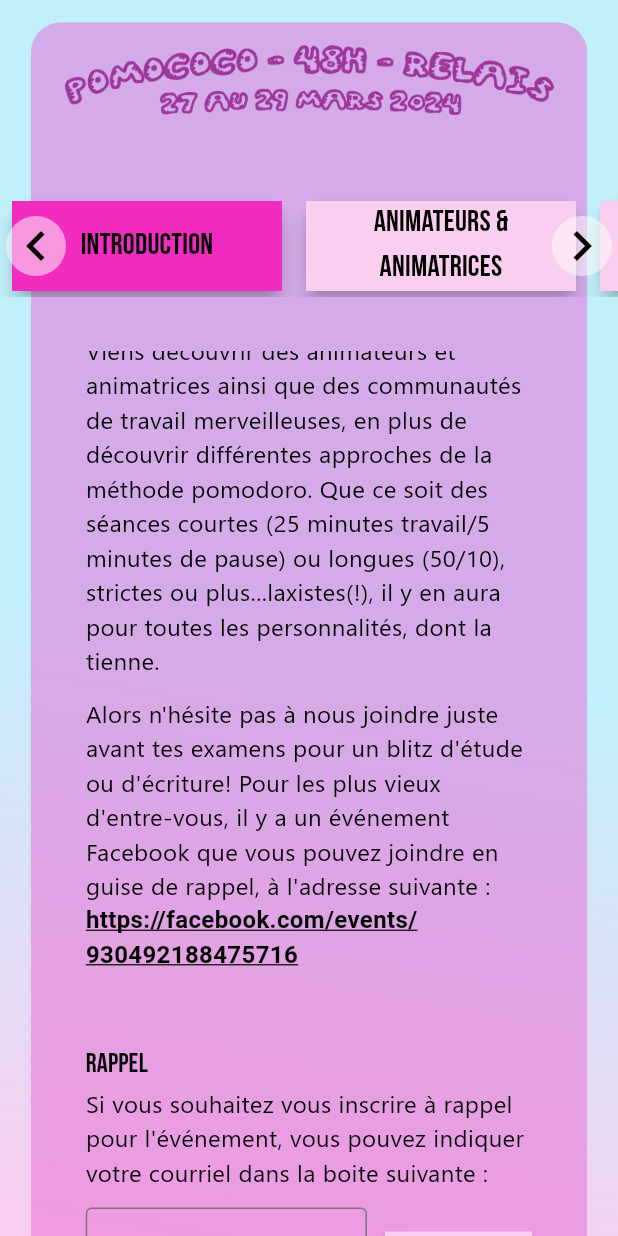
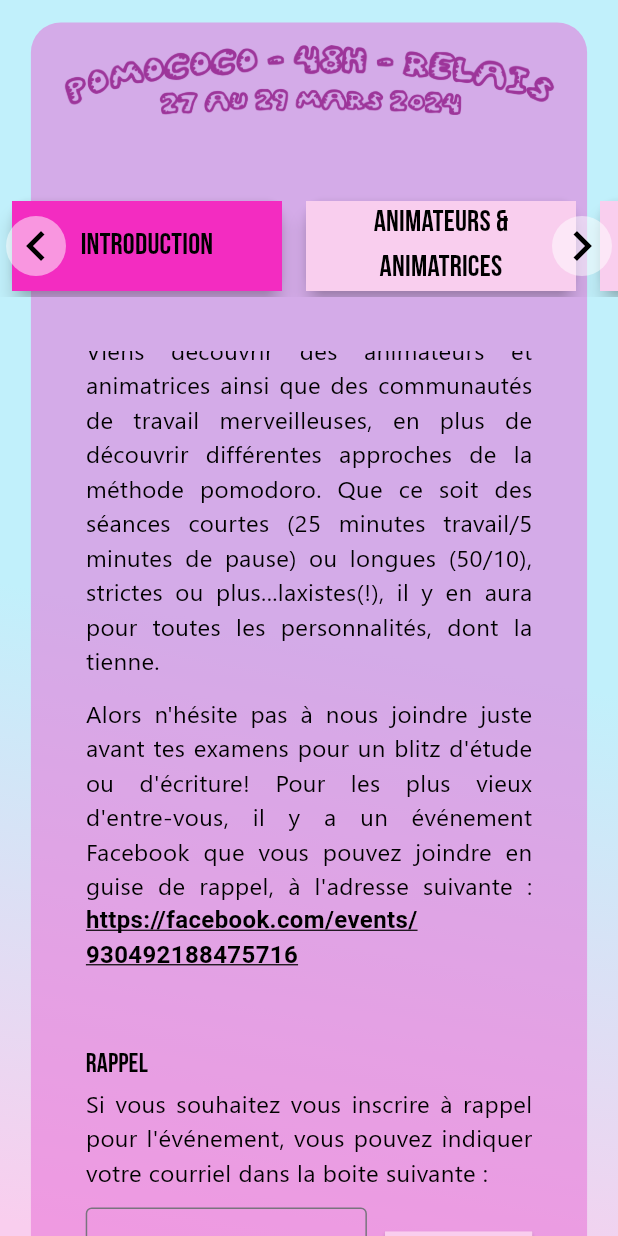
Before and after one commit to pariterre/pomo_coco_website, a Flutter app: the screen it shows after launch, scrolled down 576 dp, on a phone screen of 412 x 824 dp. Run offline on Flutter 3.47's test engine with Material 3 defaults, Android fonts, the phone set to English and light mode, and no system bars; our stand-ins replace cloud_firestore, device_info_plus, firebase_auth, firebase_core, shared_preferences, youtube_player_iframe; missing offline and left inert: twitch_manager; accounts and stored records are empty; statements that could not run were skipped.

Commit message:
Justified text

```diff
--- a/lib/screens/introduction_page.dart
+++ b/lib/screens/introduction_page.dart
@@ -39,13 +39,21 @@ class IntroductionPage extends StatelessWidget {
             widthRatio: 0.8,
           ),
           const SizedBox(height: 12),
-          const Text(
-              'Bienvenue au PomoCoco-48h-Relais!! Yeah!! Heu... le quoi?'),
+          const Text.rich(
+              textAlign: TextAlign.justify,
+              TextSpan(
+                  text:
+                      'Bienvenue au PomoCoco-48h-Relais!! Yeah!! Heu... le quoi?')),
           const SizedBox(height: 12),
-          const Text(
-              'Le PomoCoco-48h-Relais! Ça ne te dit toujours rien? Je t\'explique :'),
+          const Text.rich(
+              textAlign: TextAlign.justify,
+              TextSpan(
+                  text:
+                      'Le PomoCoco-48h-Relais! Ça ne te dit toujours rien? Je t\'explique :')),
           const SizedBox(height: 12),
-          Text.rich(TextSpan(children: [
+          Text.rich(
+              textAlign: TextAlign.justify,
+              TextSpan(children: [
                 const TextSpan(
                     text:
                         'Alors «\u00a0Pomo\u00a0» pour Pomodoro, qui est une méthode '
@@ -70,14 +78,19 @@ class IntroductionPage extends StatelessWidget {
                         'de cotravailleurs\u00b7ses francophones de la plateforme Twitch!'),
               ])),
           const SizedBox(height: 12),
-          const Text(
+          const Text.rich(
+              textAlign: TextAlign.justify,
+              TextSpan(
+                  text:
                       'Viens découvrir des animateurs et animatrices ainsi que des communautés de '
                       'travail merveilleuses, en plus de découvrir différentes approches de '
                       'la méthode pomodoro. Que ce soit des séances courtes (25 minutes '
                       'travail/5 minutes de pause) ou longues (50/10), strictes ou plus...laxistes(!), '
-              'il y en aura pour toutes les personnalités, dont la tienne.'),
+                      'il y en aura pour toutes les personnalités, dont la tienne.')),
           const SizedBox(height: 12),
-          Text.rich(TextSpan(children: [
+          Text.rich(
+              textAlign: TextAlign.justify,
+              TextSpan(children: [
                 const TextSpan(
                     text:
                         'Alors n\'hésite pas à nous joindre juste avant tes examens pour un '
@@ -130,9 +143,12 @@ class _EmailFormFIeldState extends State<_EmailFormFIeld> {
       crossAxisAlignment: CrossAxisAlignment.start,
       children: [
         Text('Rappel', style: Theme.of(context).textTheme.titleSmall),
-        const Text(
+        const Text.rich(
+            textAlign: TextAlign.justify,
+            TextSpan(
+                text:
                     'Si vous souhaitez vous inscrire à rappel pour l\'événement, vous pouvez '
-            'indiquer votre courriel dans la boite suivante :'),
+                    'indiquer votre courriel dans la boite suivante :')),
         const SizedBox(height: 12),
         Form(
           key: _formKey,
```
Also changed, not shown: lib/screens/streamers_page.dart (+6 -1 lines), lib/screens/thanking_page.dart (+10 -4 lines). Lines whose indentation alone changed are shown as unchanged.
